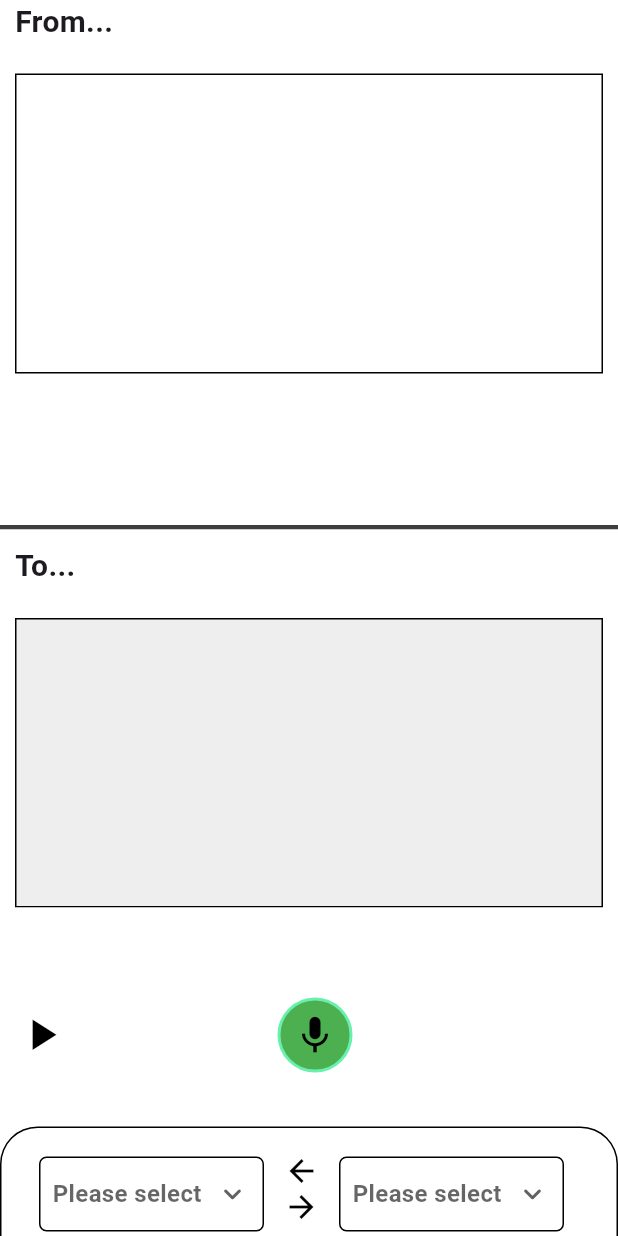
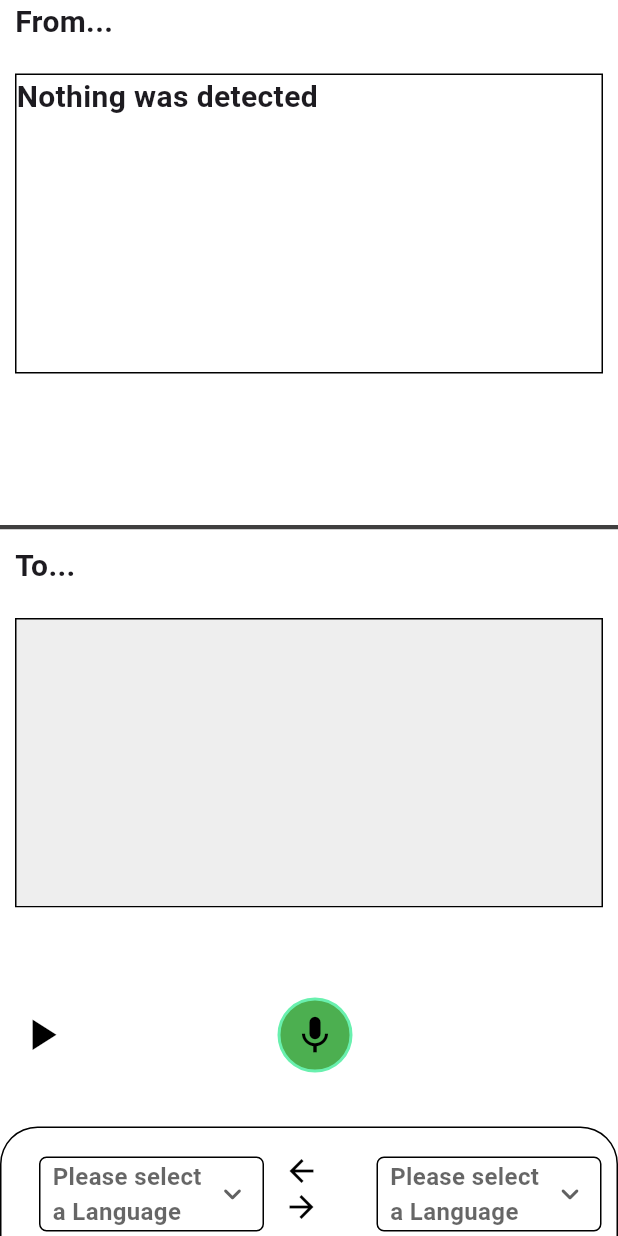
Before and after one commit to ckarterK/voice_translator, a Flutter app: the screen it shows after launch, after a tap on the "mic" icon, on a phone screen of 412 x 824 dp. Run offline on Flutter 3.47's test engine with Material 3 defaults, Android fonts, the phone set to English and light mode, and no system bars; our stand-ins replace googleapis_auth; missing offline and left inert: googleapis, record; Roboto replaces fonts that are missing (Readex Pro).

Commit message:
Add language selection, transcription clearing, and handle empty transcriptions
- Implemented dropdown menus for language selection with `firstSelectedCode` and `secondSelectedCode`.
- Added `sourceLanguageCode` to track the language code for translation.
- Included `clearTranscription` method in `VoiceRecorder` to reset transcription before new recordings.
- Updated `onTap` method in `HomePage` to clear transcription and set language code before starting recording.
- Enhanced transcription display to show default message when no transcription is available.

```diff
--- a/lib/MicrophoneController.dart
+++ b/lib/MicrophoneController.dart
@@ -1,6 +1,5 @@
 import 'dart:convert';
 import 'dart:io';
-
 import 'package:flutter/material.dart';
 import 'package:googleapis_auth/auth_io.dart';
 import 'package:record/record.dart';
@@ -20,6 +19,7 @@ class VoiceRecorder extends ChangeNotifier {
     _credentialsFuture = _loadCredentials();
     _checkPermission();
   }
+
 
   Future<ServiceAccountCredentials> _loadCredentials() async {
     try {
@@ -80,6 +80,12 @@ class VoiceRecorder extends ChangeNotifier {
       debugPrint('Error during recording: $e');
     }
   }
+  String _languageCode = 'en-US'; // Default language code
+
+  set translatedFromCode(String code) {
+    _languageCode = code;
+    notifyListeners(); // Notify listeners when language code changes
+  }
 
   Future<void> _transcribeAudio() async {
     try {
@@ -103,7 +109,7 @@ class VoiceRecorder extends ChangeNotifier {
 
       final config = RecognitionConfig(
         encoding: 'LINEAR16', // Ensure this matches your file format
-        languageCode: 'en-US',
+        languageCode: _languageCode,
       );
 
       final response = await api.speech.recognize(
@@ -134,6 +140,11 @@ class VoiceRecorder extends ChangeNotifier {
     }
   }
 
+   void clearTranscription() {
+    _transcription = '';
+    notifyListeners();
+  }
+
   String get transcription => _transcription; // Add getter for transcription
 
   @override
--- a/lib/main.dart
+++ b/lib/main.dart
@@ -41,8 +41,23 @@ class HomePage extends StatefulWidget {
 }
 
 class _HomePageState extends State<HomePage> {
-  String? dropDownValue1;
-  String? dropDownValue2;
+  String? translatedFromLanguage;
+  String? translatedFromCode;
+  String? secondSelectedLanguage;
+  String? secondSelectedCode;
+
+  final List<Map<String, String>> _languages = [
+    {'language': 'Zulu (South Africa)', 'code': 'zu-ZA'},
+    {'language': 'Xhosa (South Africa)', 'code': 'xh-ZA'},
+    {'language': 'Venda (South Africa)', 'code': 've-ZA'},
+    {'language': 'Tswana (Latin, South Africa)', 'code': 'tn-Latn-ZA'},
+    {'language': 'Tsonga (South Africa)', 'code': 'ts-ZA'},
+    {'language': 'Swati (Latin, South Africa)', 'code': 'ss-Latn-ZA'},
+    {'language': 'Southern Sotho (South Africa)', 'code': 'st-ZA'},
+    {'language': 'English (South Africa)', 'code': 'en-ZA'},
+    {'language': 'Afrikaans (South Africa)', 'code': 'af-ZA'},
+    {'language': 'German (Germany)', 'code': 'de-DE'},
+  ];
 
   @override
   Widget build(BuildContext context) {
@@ -92,7 +107,11 @@ class _HomePageState extends State<HomePage> {
                               width: 1.0,
                             ),
                           ),
-                          child: Text(voiceRecorder.transcription), // Use the getter for transcription
+                          child: Text(voiceRecorder.transcription.isNotEmpty
+                                        ? voiceRecorder.transcription
+                                        : 'Nothing was detected',
+                                      style: Theme.of(context).textTheme.bodyMedium,
+                          ),
                         ),
                       ),
                     ],
@@ -168,6 +187,10 @@ class _HomePageState extends State<HomePage> {
                                   ),
                                   GestureDetector(
                                     onTap: () {
+                                      // Clear transcription before starting new recording
+                                      voiceRecorder.clearTranscription();
+                                      // Update language code before toggling recording
+                                      voiceRecorder.translatedFromCode = translatedFromCode ?? 'en-US';
                                       voiceRecorder.toggleRecording();
                                       print('Microphone icon pressed ...');
                                     },
@@ -223,14 +246,14 @@ class _HomePageState extends State<HomePage> {
                                     borderRadius: BorderRadius.circular(5.0),
                                   ),
                                   child: DropdownButton<String>(
-                                    value: dropDownValue1,
+                                    value: translatedFromCode,
                                     isExpanded: true,
                                     underline: Container(),
-                                    items: ['Option 1', 'Option 2', 'Option 3'].map((String value) {
+                                    items: _languages.map((lang) {
                                       return DropdownMenuItem<String>(
-                                        value: value,
+                                        value: lang['code'],
                                         child: Text(
-                                          value,
+                                          lang['language']!,
                                           style: const TextStyle(
                                             fontSize: 16.0,
                                           ),
@@ -238,14 +261,15 @@ class _HomePageState extends State<HomePage> {
                                       );
                                     }).toList(),
                                     hint: const Text(
-                                      'Please select',
+                                      'Please select a Language',
                                       style: TextStyle(
                                         fontSize: 16.0,
                                       ),
                                     ),
-                                    onChanged: (val) {
+                                    onChanged: (String? newValue) {
                                       setState(() {
-                                        dropDownValue1 = val;
+                                        translatedFromCode = newValue;
+                                        translatedFromLanguage = _languages.firstWhere((lang) => lang['code'] == newValue)['language'];
                                       });
                                     },
                                     style: Theme.of(context).textTheme.bodyMedium,
@@ -278,7 +302,7 @@ class _HomePageState extends State<HomePage> {
                                 Container(
                                   width: 150.0,
                                   height: 50.0,
-                                  margin: const EdgeInsetsDirectional.fromSTEB(0.0, 0.0, 10.0, 0.0),
+                                  margin: const EdgeInsetsDirectional.fromSTEB(25.0, 0.0, 0.0, 0.0),
                                   padding: const EdgeInsets.symmetric(horizontal: 8.0),
                                   decoration: BoxDecoration(
                                     color: Colors.white,
@@ -286,14 +310,14 @@ class _HomePageState extends State<HomePage> {
                                     borderRadius: BorderRadius.circular(5.0),
                                   ),
                                   child: DropdownButton<String>(
-                                    value: dropDownValue2,
+                                    value: secondSelectedCode,
                                     isExpanded: true,
                                     underline: Container(),
-                                    items: ['Option 1', 'Option 2', 'Option 3'].map((String value) {
+                                    items: _languages.map((lang) {
                                       return DropdownMenuItem<String>(
-                                        value: value,
+                                        value: lang['code'],
                                         child: Text(
-                                          value,
+                                          lang['language']!,
                                           style: const TextStyle(
                                             fontSize: 16.0,
                                           ),
@@ -301,14 +325,15 @@ class _HomePageState extends State<HomePage> {
                                       );
                                     }).toList(),
                                     hint: const Text(
-                                      'Please select',
+                                      'Please select a Language',
                                       style: TextStyle(
                                         fontSize: 16.0,
                                       ),
                                     ),
-                                    onChanged: (val) {
+                                    onChanged: (String? newValue) {
                                       setState(() {
-                                        dropDownValue2 = val;
+                                        secondSelectedCode = newValue;
+                                        secondSelectedLanguage = _languages.firstWhere((lang) => lang['code'] == newValue)['language'];
                                       });
                                     },
                                     style: Theme.of(context).textTheme.bodyMedium,
```
